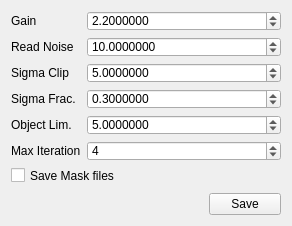
Before: the Qt Designer form gui/setting_cosmiccleaner.ui in myrafproject/myrafproject, drawn with Qt 5.
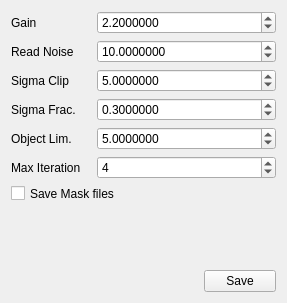
After: the same form once the commit is applied.

What changed in the file:
```diff
--- a/gui/setting_cosmiccleaner.ui
+++ b/gui/setting_cosmiccleaner.ui
@@ -6,8 +6,8 @@
    <rect>
     <x>0</x>
     <y>0</y>
-    <width>283</width>
-    <height>226</height>
+    <width>277</width>
+    <height>303</height>
    </rect>
   </property>
   <property name="windowTitle">
@@ -29,16 +29,10 @@
    </item>
    <item row="0" column="1" colspan="2">
     <widget class="QDoubleSpinBox" name="setting_cclener_gain">
-     <property name="minimumSize">
-      <size>
-       <width>194</width>
-       <height>20</height>
-      </size>
-     </property>
      <property name="maximumSize">
       <size>
        <width>16777215</width>
-       <height>20</height>
+       <height>32</height>
       </size>
      </property>
      <property name="decimals">
@@ -70,16 +64,10 @@
    </item>
    <item row="1" column="1" colspan="2">
     <widget class="QDoubleSpinBox" name="setting_cclener_readnoise">
-     <property name="minimumSize">
-      <size>
-       <width>194</width>
-       <height>20</height>
-      </size>
-     </property>
      <property name="maximumSize">
       <size>
        <width>16777215</width>
-       <height>20</height>
+       <height>32</height>
       </size>
      </property>
      <property name="decimals">
@@ -111,16 +99,10 @@
    </item>
    <item row="2" column="1" colspan="2">
     <widget class="QDoubleSpinBox" name="setting_cclener_sigmaclip">
-     <property name="minimumSize">
-      <size>
-       <width>194</width>
-       <height>20</height>
-      </size>
-     </property>
      <property name="maximumSize">
       <size>
        <width>16777215</width>
-       <height>20</height>
+       <height>32</height>
       </size>
      </property>
      <property name="decimals">
@@ -152,16 +134,10 @@
    </item>
    <item row="3" column="1" colspan="2">
     <widget class="QDoubleSpinBox" name="setting_cclener_sigmafraction">
-     <property name="minimumSize">
-      <size>
-       <width>194</width>
-       <height>20</height>
-      </size>
-     </property>
      <property name="maximumSize">
       <size>
        <width>16777215</width>
-       <height>20</height>
+       <height>32</height>
       </size>
      </property>
      <property name="decimals">
@@ -193,16 +169,10 @@
    </item>
    <item row="4" column="1" colspan="2">
     <widget class="QDoubleSpinBox" name="setting_cclener_objectlimit">
-     <property name="minimumSize">
-      <size>
-       <width>194</width>
-       <height>20</height>
-      </size>
-     </property>
      <property name="maximumSize">
       <size>
        <width>16777215</width>
-       <height>20</height>
+       <height>32</height>
       </size>
      </property>
      <property name="decimals">
@@ -234,16 +204,10 @@
    </item>
    <item row="5" column="1" colspan="2">
     <widget class="QSpinBox" name="setting_cclener_maxiteration">
-     <property name="minimumSize">
-      <size>
-       <width>194</width>
-       <height>20</height>
-      </size>
-     </property>
      <property name="maximumSize">
       <size>
        <width>16777215</width>
-       <height>20</height>
+       <height>32</height>
       </size>
      </property>
      <property name="minimum">
```
